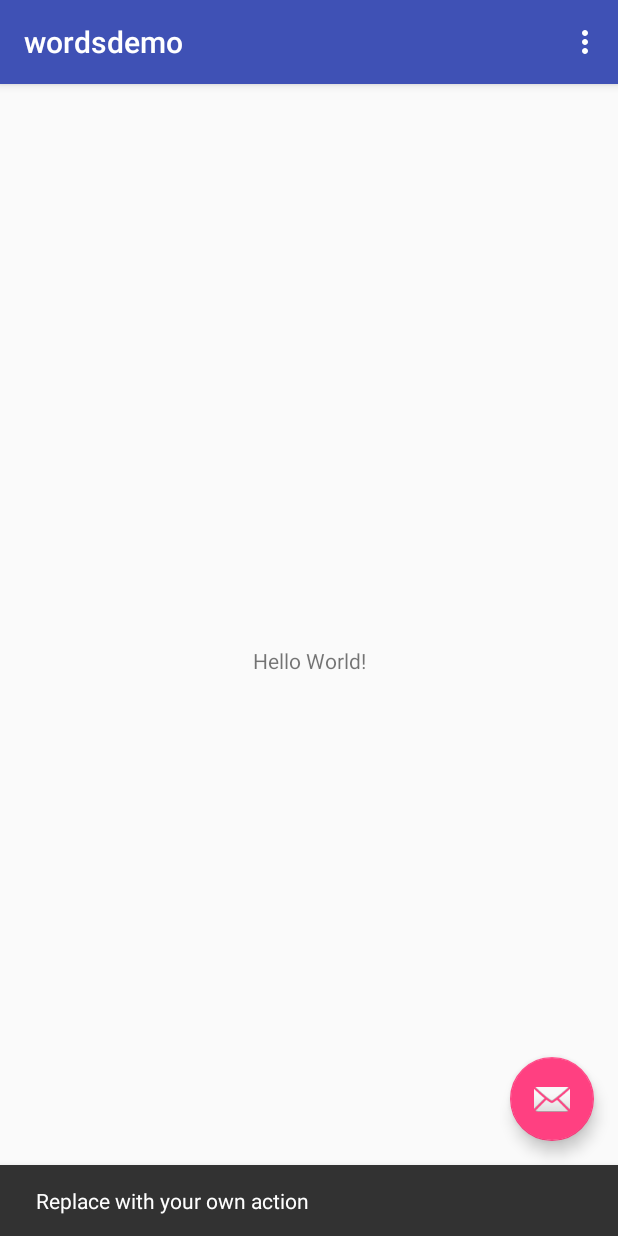
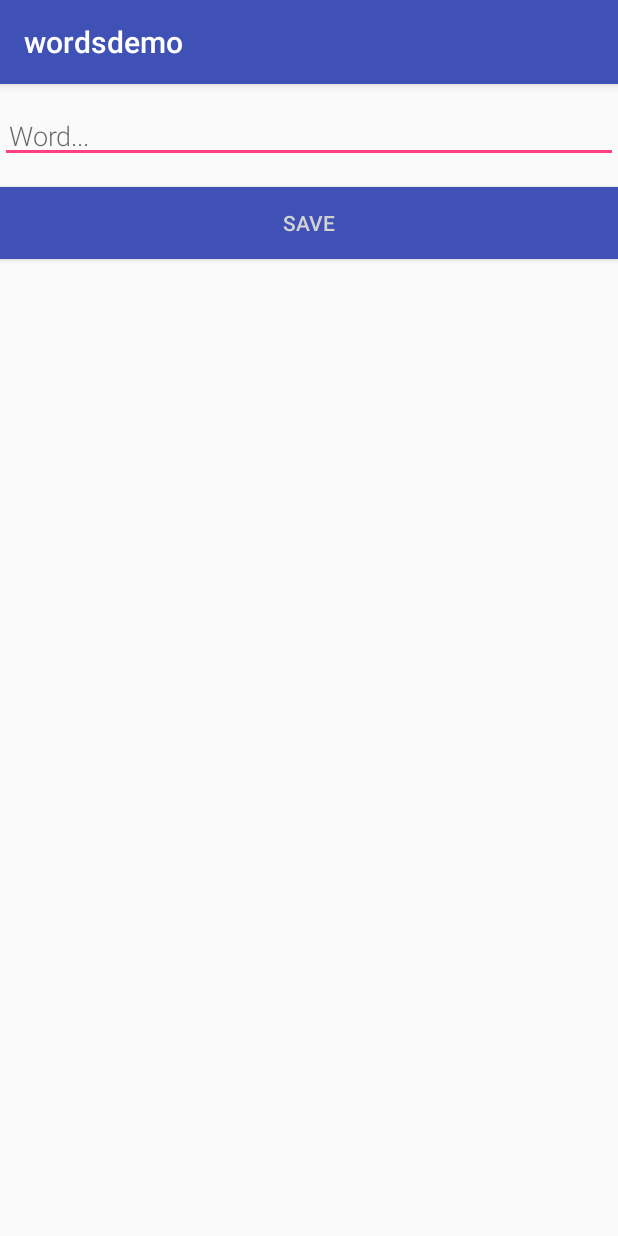
Before and after one commit to 272152441/worddemo, an Android app: the screen it shows after launch (MainActivity before the commit, NewWordActivity after it), after a tap on an icon or button, on a phone screen of 412 x 824 dp. Run offline under Robolectric (Android 15) with nearby library versions, the phone set to English and light mode, and no system bars; our stand-ins replace Room's generated code; libraries missing offline, so code that uses them is left out: android.arch.persistence.

```diff
--- a/app/src/main/AndroidManifest.xml
+++ b/app/src/main/AndroidManifest.xml
@@ -19,6 +19,7 @@
                 <category android:name="android.intent.category.LAUNCHER" />
             </intent-filter>
         </activity>
+        <activity android:name=".NewWordActivity"></activity>
     </application>
 
 </manifest>
--- a/app/src/main/java/wordsdemo/zhangxiao/com/wordsdemo/MainActivity.java
+++ b/app/src/main/java/wordsdemo/zhangxiao/com/wordsdemo/MainActivity.java
@@ -1,15 +1,31 @@
 package wordsdemo.zhangxiao.com.wordsdemo;
 
+import android.arch.lifecycle.Observer;
+import android.arch.lifecycle.ViewModel;
+import android.arch.lifecycle.ViewModelProvider;
+import android.arch.lifecycle.ViewModelProviders;
+import android.content.Intent;
 import android.os.Bundle;
+import android.support.annotation.Nullable;
 import android.support.design.widget.FloatingActionButton;
 import android.support.design.widget.Snackbar;
 import android.support.v7.app.AppCompatActivity;
+import android.support.v7.widget.LinearLayoutManager;
+import android.support.v7.widget.RecyclerView;
 import android.support.v7.widget.Toolbar;
 import android.view.View;
 import android.view.Menu;
 import android.view.MenuItem;
+import android.widget.Toast;
+
+import java.util.List;
 
 public class MainActivity extends AppCompatActivity {
+
+    private WordViewModel viewModel;
+
+    public static final int NEW_WORD_ACTIVITY_REQUEST_CODE = 1;
+
 
     @Override
     protected void onCreate(Bundle savedInstanceState) {
@@ -18,12 +34,28 @@ public class MainActivity extends AppCompatActivity {
         Toolbar toolbar = (Toolbar) findViewById(R.id.toolbar);
         setSupportActionBar(toolbar);
 
+
         FloatingActionButton fab = (FloatingActionButton) findViewById(R.id.fab);
         fab.setOnClickListener(new View.OnClickListener() {
             @Override
             public void onClick(View view) {
-                Snackbar.make(view, "Replace with your own action", Snackbar.LENGTH_LONG)
-                        .setAction("Action", null).show();
+                Intent intent = new Intent(MainActivity.this, NewWordActivity.class);
+                startActivityForResult(intent, NEW_WORD_ACTIVITY_REQUEST_CODE);
+            }
+        });
+
+
+        RecyclerView recyclerView = findViewById(R.id.recyclerview);
+        recyclerView.setLayoutManager(new LinearLayoutManager(this));
+        final WordListAdapter adapter = new WordListAdapter(this);
+        recyclerView.setAdapter(adapter);
+        viewModel = ViewModelProviders.of(this).get(WordViewModel.class);
+
+        viewModel.getAllWords().observe(this, new Observer<List<Word>>() {
+
+            @Override
+            public void onChanged(@Nullable List<Word> words) {
+                adapter.setList(words);
             }
         });
     }
@@ -49,4 +81,19 @@ public class MainActivity extends AppCompatActivity {
 
         return super.onOptionsItemSelected(item);
     }
+
+    @Override
+    public void onActivityResult(int requestCode, int resultCode, Intent data) {
+        super.onActivityResult(requestCode, resultCode, data);
+
+        if (requestCode == NEW_WORD_ACTIVITY_REQUEST_CODE && resultCode == RESULT_OK) {
+            Word word = new Word(data.getStringExtra(NewWordActivity.EXTRA_REPLY));
+            viewModel.insertWord(word);
+        } else {
+            Toast.makeText(
+                    getApplicationContext(),
+                    R.string.empty_not_saved,
+                    Toast.LENGTH_LONG).show();
+        }
+    }
 }
--- /dev/null
+++ b/app/src/main/java/wordsdemo/zhangxiao/com/wordsdemo/NewWordActivity.java
@@ -0,0 +1,39 @@
+package wordsdemo.zhangxiao.com.wordsdemo;
+
+import android.content.Intent;
+import android.support.v7.app.AppCompatActivity;
+import android.os.Bundle;
+import android.text.TextUtils;
+import android.view.View;
+import android.widget.Button;
+import android.widget.EditText;
+
+public class NewWordActivity extends AppCompatActivity {
+
+    public static final String EXTRA_REPLY = "com.example.android.wordlistsql.REPLY";
+
+    private EditText mEditWordView;
+
+    @Override
+    protected void onCreate(Bundle savedInstanceState) {
+        super.onCreate(savedInstanceState);
+        setContentView(R.layout.activity_new_word_add);
+
+        mEditWordView = findViewById(R.id.edit_word);
+        Button add = findViewById(R.id.button_save);
+        add.setOnClickListener(new View.OnClickListener() {
+            @Override
+            public void onClick(View v) {
+                Intent replyIntent = new Intent();
+                if (TextUtils.isEmpty(mEditWordView.getText())) {
+                    setResult(RESULT_CANCELED, replyIntent);
+                } else {
+                    String word = mEditWordView.getText().toString();
+                    replyIntent.putExtra(EXTRA_REPLY, word);
+                    setResult(RESULT_OK, replyIntent);
+                }
+                finish();
+            }
+        });
+    }
+}
--- /dev/null
+++ b/app/src/main/java/wordsdemo/zhangxiao/com/wordsdemo/WordListAdapter.java
@@ -0,0 +1,64 @@
+package wordsdemo.zhangxiao.com.wordsdemo;
+
+import android.content.Context;
+import android.support.v7.widget.RecyclerView;
+import android.view.LayoutInflater;
+import android.view.View;
+import android.view.ViewGroup;
+import android.widget.TextView;
+
+import java.util.ArrayList;
+import java.util.List;
+
+/**
+ * @author 张枭
+ * @version V1.0
+ * @date 2018/1/20
+ * @desc
+ */
+public class WordListAdapter extends RecyclerView.Adapter<WordListAdapter.WordViewHolder> {
+
+
+
+    private LayoutInflater inflater;
+
+    private List<Word> allWords = new ArrayList<>();
+
+    public WordListAdapter(Context context){
+        inflater = LayoutInflater.from(context);
+    }
+
+    @Override
+    public WordViewHolder onCreateViewHolder(ViewGroup parent, int viewType) {
+        return new WordViewHolder(inflater
+                .inflate(R.layout.item_recyclerview,parent,false));
+    }
+
+    @Override
+    public void onBindViewHolder(WordViewHolder holder, int position) {
+        Word word = allWords.get(position);
+        holder.wordItemView.setText(word.getWord());
+    }
+
+
+    @Override
+    public int getItemCount() {
+        return allWords.size();
+    }
+
+    public void setList(List<Word> words){
+        if(words!=null){
+            allWords = words;
+            notifyDataSetChanged();
+        }
+    }
+
+    class WordViewHolder extends RecyclerView.ViewHolder{
+        TextView wordItemView;
+
+        public WordViewHolder(View itemView) {
+            super(itemView);
+            wordItemView = itemView.findViewById(R.id.textview);
+        }
+    }
+}
--- /dev/null
+++ b/app/src/main/java/wordsdemo/zhangxiao/com/wordsdemo/WordRepository.java
@@ -0,0 +1,47 @@
+package wordsdemo.zhangxiao.com.wordsdemo;
+
+import android.arch.lifecycle.LiveData;
+import android.content.Context;
+import android.os.AsyncTask;
+
+import java.util.List;
+
+/**
+ * @author 张枭
+ * @version V1.0
+ * @date 2018/1/20
+ * @desc
+ */
+public class WordRepository {
+
+    private WordDao mWordDao;
+    private LiveData<List<Word>> mAllWords;
+
+    public WordRepository(Context context){
+        WordRoomDataBase dataBase = WordRoomDataBase.getInstance(context);
+        mWordDao = dataBase.getWordDao();
+        mAllWords = mWordDao.getAllWords();
+    }
+
+    public LiveData<List<Word>> getAllWords() {
+        return mAllWords;
+    }
+
+    public void insertWord(Word word){
+        new InsertWordAsync(mWordDao).execute(word);
+    }
+
+    private static  class InsertWordAsync extends AsyncTask<Word,Void,Void>{
+        private WordDao wordDao;
+
+        public InsertWordAsync(WordDao wordDao){
+            this.wordDao = wordDao;
+        }
+
+        @Override
+        protected Void doInBackground(final Word... words) {
+            wordDao.insertWord(words[0]);
+            return null;
+        }
+    }
+}
--- a/app/src/main/java/wordsdemo/zhangxiao/com/wordsdemo/WordRoomDataBase.java
+++ b/app/src/main/java/wordsdemo/zhangxiao/com/wordsdemo/WordRoomDataBase.java
@@ -1,34 +1,63 @@
 package wordsdemo.zhangxiao.com.wordsdemo;
 
-import android.arch.persistence.db.SupportSQLiteOpenHelper;
+import android.arch.persistence.db.SupportSQLiteDatabase;
 import android.arch.persistence.room.Database;
-import android.arch.persistence.room.DatabaseConfiguration;
-import android.arch.persistence.room.InvalidationTracker;
 import android.arch.persistence.room.Room;
 import android.arch.persistence.room.RoomDatabase;
 import android.content.Context;
+import android.os.AsyncTask;
+import android.support.annotation.NonNull;
 
 /**
  * @author ZhangXiao
  * @date 2018/1/18
  */
-@Database(entities = {Word.class},version = 1)
+@Database(entities = {Word.class}, version = 1)
 public abstract class WordRoomDataBase extends RoomDatabase {
 
     private static volatile WordRoomDataBase INSTANCE;
 
     public abstract WordDao getWordDao();
 
-    public static WordRoomDataBase getInstance(final Context context){
-        if(INSTANCE==null){
-            synchronized (WordRoomDataBase.class){
-                if(INSTANCE==null){
+    public static WordRoomDataBase getInstance(final Context context) {
+        if (INSTANCE == null) {
+            synchronized (WordRoomDataBase.class) {
+                if (INSTANCE == null) {
                     INSTANCE = Room.databaseBuilder(context.getApplicationContext()
-                            ,WordRoomDataBase.class,"word_database").build();
+                            , WordRoomDataBase.class, "word_database")
+                            .addCallback(callback).build();
                 }
             }
 
         }
         return INSTANCE;
     }
+
+    private static RoomDatabase.Callback callback = new Callback() {
+
+        @Override
+        public void onOpen(@NonNull SupportSQLiteDatabase db) {
+            super.onOpen(db);
+            new PopulateDbAsync(INSTANCE).execute();
+        }
+    };
+
+    private static class PopulateDbAsync extends AsyncTask<Void,Void,Void>{
+
+        private WordDao wordDao;
+
+        public  PopulateDbAsync(WordRoomDataBase INSTANCE){
+            wordDao = INSTANCE.getWordDao();
+        }
+
+        @Override
+        protected Void doInBackground(Void... voids) {
+            wordDao.deleteAll();
+            Word word1 = new Word("Hello");
+            wordDao.insertWord(word1);
+            Word word2 = new Word("World");
+            wordDao.insertWord(word2);
+            return null;
+        }
+    }
 }
--- /dev/null
+++ b/app/src/main/java/wordsdemo/zhangxiao/com/wordsdemo/WordViewModel.java
@@ -0,0 +1,34 @@
+package wordsdemo.zhangxiao.com.wordsdemo;
+
+import android.app.Application;
+import android.arch.lifecycle.AndroidViewModel;
+import android.arch.lifecycle.LiveData;
+import android.support.annotation.NonNull;
+
+import java.util.List;
+
+/**
+ * @author 张枭
+ * @version V1.0
+ * @date 2018/1/20
+ * @desc
+ */
+public class WordViewModel extends AndroidViewModel {
+    private WordRepository mWordRepository;
+
+    private LiveData<List<Word>> mAllWords;
+
+    public WordViewModel(@NonNull Application application) {
+        super(application);
+        mWordRepository = new WordRepository(application);
+        mAllWords = mWordRepository.getAllWords();
+    }
+
+    public LiveData<List<Word>> getAllWords() {
+        return mAllWords;
+    }
+
+    public void insertWord(Word word){
+        mWordRepository.insertWord(word);
+    }
+}
--- a/app/src/main/res/layout/activity_main.xml
+++ b/app/src/main/res/layout/activity_main.xml
@@ -28,6 +28,7 @@
         android:layout_height="wrap_content"
         android:layout_gravity="bottom|end"
         android:layout_margin="@dimen/fab_margin"
+        android:src="@drawable/ic_android_black_24dp"
         app:srcCompat="@android:drawable/ic_dialog_email" />
 
 </android.support.design.widget.CoordinatorLayout>
--- /dev/null
+++ b/app/src/main/res/layout/activity_new_word.xml
@@ -0,0 +1,6 @@
+<?xml version="1.0" encoding="utf-8"?>
+<LinearLayout xmlns:android="http://schemas.android.com/apk/res/android"
+    android:orientation="vertical" android:layout_width="match_parent"
+    android:layout_height="match_parent">
+
+</LinearLayout>
--- /dev/null
+++ b/app/src/main/res/layout/activity_new_word_add.xml
@@ -0,0 +1,27 @@
+<?xml version="1.0" encoding="utf-8"?>
+
+<LinearLayout xmlns:android="http://schemas.android.com/apk/res/android"
+    android:orientation="vertical" android:layout_width="match_parent"
+    android:layout_height="match_parent">
+
+    <EditText
+        android:id="@+id/edit_word"
+        android:layout_width="match_parent"
+        android:layout_height="wrap_content"
+        android:fontFamily="sans-serif-light"
+        android:hint="@string/hint_word"
+        android:inputType="textAutoComplete"
+        android:padding="@dimen/small_padding"
+        android:layout_marginBottom="@dimen/big_padding"
+        android:layout_marginTop="@dimen/big_padding"
+        android:textSize="18sp" />
+
+    <Button
+        android:id="@+id/button_save"
+        android:layout_width="match_parent"
+        android:layout_height="wrap_content"
+        android:background="@color/colorPrimary"
+        android:text="@string/button_save"
+        android:textColor="@color/buttonLabel" />
+
+</LinearLayout>
--- a/app/src/main/res/layout/content_main.xml
+++ b/app/src/main/res/layout/content_main.xml
@@ -8,9 +8,12 @@
     tools:context="wordsdemo.zhangxiao.com.wordsdemo.MainActivity"
     tools:showIn="@layout/activity_main">
 
-    <TextView
-        android:layout_width="wrap_content"
-        android:layout_height="wrap_content"
+    <android.support.v7.widget.RecyclerView
+        android:layout_width="match_parent"
+        android:layout_height="match_parent"
+        android:id="@+id/recyclerview"
+        android:background="@android:color/darker_gray"
+        tools:listitem="@layout/item_recyclerview"
         android:text="Hello World!"
         app:layout_constraintBottom_toBottomOf="parent"
         app:layout_constraintLeft_toLeftOf="parent"
--- a/app/src/main/res/values/colors.xml
+++ b/app/src/main/res/values/colors.xml
@@ -3,4 +3,5 @@
     <color name="colorPrimary">#3F51B5</color>
     <color name="colorPrimaryDark">#303F9F</color>
     <color name="colorAccent">#FF4081</color>
+    <color name="buttonLabel">#d3d3d3</color>
 </resources>
--- a/app/src/main/res/values/dimens.xml
+++ b/app/src/main/res/values/dimens.xml
@@ -1,3 +1,5 @@
 <resources>
     <dimen name="fab_margin">16dp</dimen>
+    <dimen name="small_padding">6dp</dimen>
+    <dimen name="big_padding">16dp</dimen>
 </resources>
--- a/app/src/main/res/values/strings.xml
+++ b/app/src/main/res/values/strings.xml
@@ -1,4 +1,7 @@
 <resources>
     <string name="app_name">wordsdemo</string>
     <string name="action_settings">Settings</string>
+    <string name="hint_word">Word...</string>
+    <string name="button_save">Save</string>
+    <string name="empty_not_saved">Word not saved because it is empty.</string>
 </resources>
```
Also changed, not shown: app/build.gradle (+7 -0 lines), app/src/main/res/drawable/ic_android_black_24dp.xml (added, +9 -0 lines), app/src/main/res/layout/item_recyclerview.xml (added, +12 -0 lines), app/src/main/res/values/styles.xml (+11 -0 lines), 1 other file.
